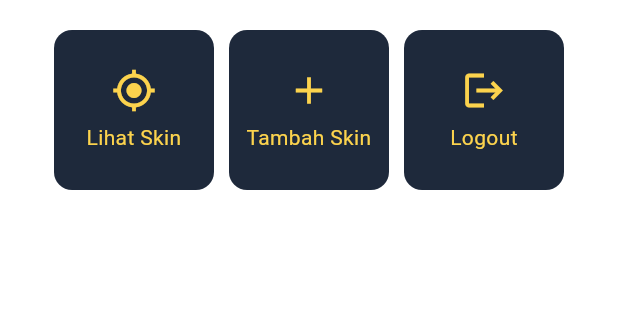
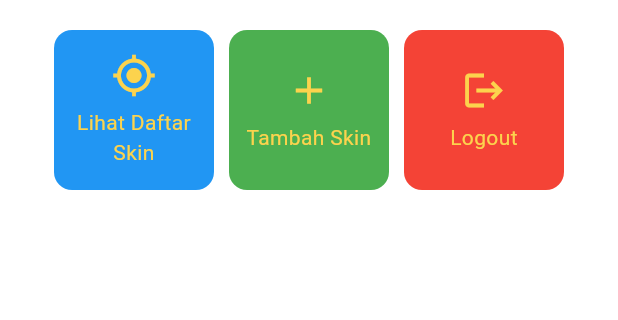
Before and after one commit to Cyades/skin-vault-mobile, a Flutter app: the screen it shows after launch, on a phone screen of 412 x 824 dp, the part 327-647 px from its top. Run offline on Flutter 3.47's test engine with Material 3 defaults, Android fonts, the phone set to English and light mode, and no system bars.

Commit message:
fix colour and fix readme

```diff
--- a/lib/menu.dart
+++ b/lib/menu.dart
@@ -11,9 +11,9 @@ class _MyHomePageState extends State<MyHomePage> {
   final String className = 'PBP F'; // Kelas
 
   final List<ItemHomepage> items = [
-    ItemHomepage("Lihat Skin", Icons.gps_fixed),
-    ItemHomepage("Tambah Skin", Icons.add),
-    ItemHomepage("Logout", Icons.logout),
+    ItemHomepage("Lihat Daftar Skin", Icons.gps_fixed, Colors.blue),
+    ItemHomepage("Tambah Skin", Icons.add, Colors.green),
+    ItemHomepage("Logout", Icons.logout, Colors.red),
   ];
 
   @override
@@ -111,8 +111,9 @@ class InfoCard extends StatelessWidget {
 class ItemHomepage {
   final String name;
   final IconData icon;
+  final Color color;
 
-  ItemHomepage(this.name, this.icon);
+  ItemHomepage(this.name, this.icon, this.color);
 }
 
 class ItemCard extends StatelessWidget {
@@ -123,7 +124,7 @@ class ItemCard extends StatelessWidget {
   @override
   Widget build(BuildContext context) {
     return Material(
-      color: Theme.of(context).colorScheme.primary,
+      color: item.color,
       borderRadius: BorderRadius.circular(12),
       child: InkWell(
         onTap: () {
```
Also changed, not shown: 1 other file.
